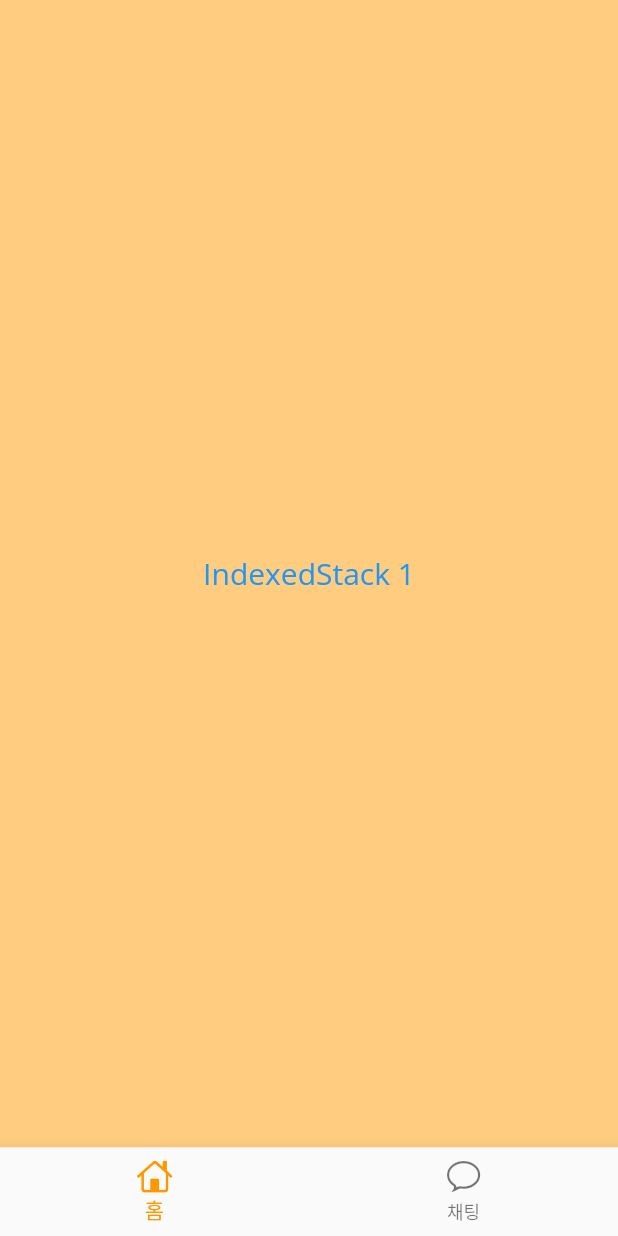
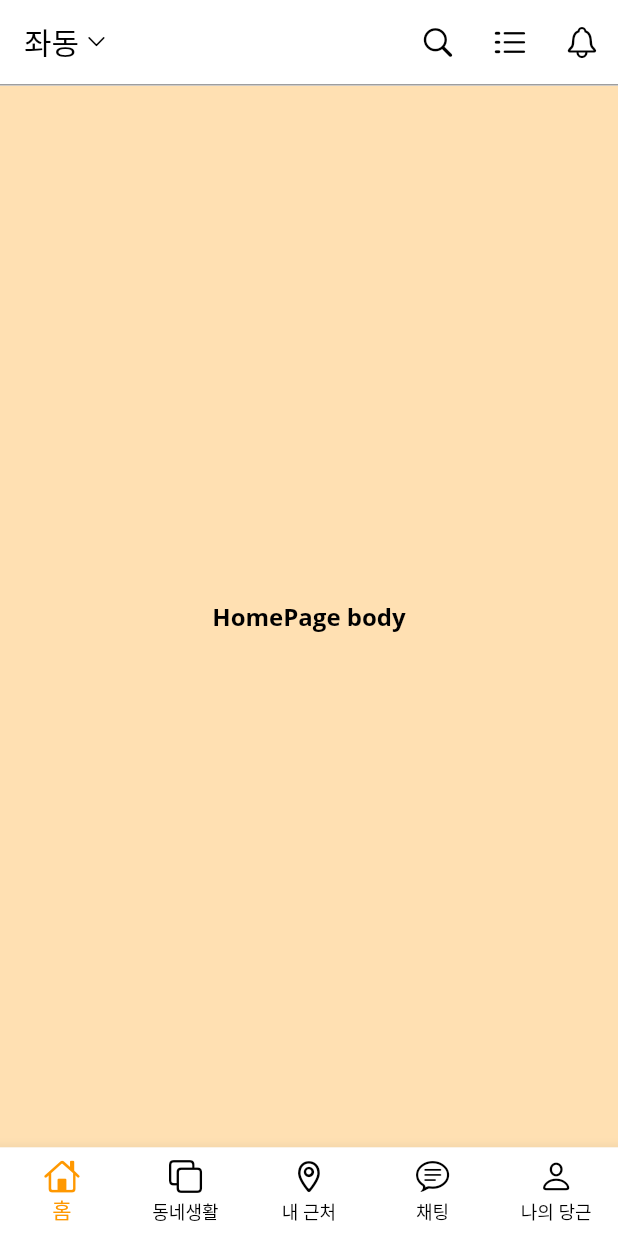
Before and after one commit to jinsa004/carrot_market, a Flutter app: the screen it shows after launch, on a phone screen of 412 x 824 dp. Run offline on Flutter 3.47's test engine with Material 2 defaults, Android fonts, the phone set to English and light mode, and no system bars; our stand-ins replace font_awesome_flutter, google_fonts.

Commit message:
당근마켓 바텀네비게이터바 설정 및 홈페이지 설계중

```diff
--- /dev/null
+++ b/lib/view/pages/main/home/home_page.dart
@@ -0,0 +1,39 @@
+import 'package:carrot_market/theme.dart';
+import 'package:flutter/cupertino.dart';
+import 'package:flutter/material.dart';
+
+class HomePage extends StatelessWidget {
+  const HomePage({Key? key}) : super(key: key);
+
+  @override
+  Widget build(BuildContext context) {
+    return Scaffold(
+      appBar: AppBar(
+          title: Row(
+            children: [
+              Text("좌동"),
+              SizedBox(width: 4.0),
+              Icon(CupertinoIcons.chevron_down, size: 15),
+            ],
+          ),
+          actions: [
+            IconButton(onPressed: () {}, icon: Icon(CupertinoIcons.search)),
+            IconButton(onPressed: () {}, icon: Icon(CupertinoIcons.list_dash)),
+            IconButton(onPressed: () {}, icon: Icon(CupertinoIcons.bell))
+          ],
+          bottom: PreferredSize(
+            preferredSize: Size.fromHeight(1),
+            child: Divider(thickness: 1, height: 1, color: Colors.grey),
+          )),
+      body: Container(
+        color: Colors.orange[100],
+        child: Center(
+          child: Text(
+            "HomePage body",
+            style: textTheme().headline2,
+          ),
+        ),
+      ),
+    );
+  }
+}
--- a/lib/view/pages/main/main_page.dart
+++ b/lib/view/pages/main/main_page.dart
@@ -1,3 +1,9 @@
+import 'package:carrot_market/models/neighborhood_life.dart';
+import 'package:carrot_market/view/pages/main/chatting/chatting_page.dart';
+import 'package:carrot_market/view/pages/main/home/home_page.dart';
+import 'package:carrot_market/view/pages/main/my_carrot/my_carrot_page.dart';
+import 'package:carrot_market/view/pages/main/near_me/near_me_page.dart';
+import 'package:carrot_market/view/pages/main/neighborhood_life/neighborhood_life_page.dart';
 import 'package:flutter/cupertino.dart';
 import 'package:flutter/material.dart';
 
@@ -23,24 +29,11 @@ class _MainPageState extends State<MainPage> {
     return IndexedStack(
       index: _selectedIndex,
       children: [
-        Container(
-          color: Colors.orange[200],
-          child: Center(
-            child: Text(
-              "IndexedStack 1",
-              style: TextStyle(fontSize: 20, color: Colors.blue),
-            ),
-          ),
-        ),
-        Container(
-          color: Colors.redAccent[200],
-          child: Center(
-            child: Text(
-              "IndexedStack 2",
-              style: TextStyle(fontSize: 20, color: Colors.blue),
-            ),
-          ),
-        )
+        HomePage(),
+        NeighborhoodLifePage(),
+        NearMePage(),
+        ChattingPage(),
+        MyCarrotPage(),
       ],
     );
   }
@@ -54,14 +47,11 @@ class _MainPageState extends State<MainPage> {
       },
       currentIndex: _selectedIndex,
       items: [
-        BottomNavigationBarItem(
-          label: "홈",
-          icon: Icon(CupertinoIcons.home),
-        ),
-        BottomNavigationBarItem(
-          label: "채팅",
-          icon: Icon(CupertinoIcons.chat_bubble),
-        ),
+        BottomNavigationBarItem(label: "홈", icon: Icon(CupertinoIcons.home)),
+        BottomNavigationBarItem(label: "동네생활", icon: Icon(CupertinoIcons.square_on_square)),
+        BottomNavigationBarItem(label: "내 근처", icon: Icon(CupertinoIcons.placemark)),
+        BottomNavigationBarItem(label: "채팅", icon: Icon(CupertinoIcons.chat_bubble_text)),
+        BottomNavigationBarItem(label: "나의 당근", icon: Icon(CupertinoIcons.person)),
       ],
     );
   }
```
Also changed, not shown: lib/theme.dart (+8 -3 lines), lib/view/pages/main/chatting/chatting_page.dart (added, +12 -0 lines), lib/view/pages/main/my_carrot/my_carrot_page.dart (added, +12 -0 lines), lib/view/pages/main/near_me/near_me_page.dart (added, +12 -0 lines), lib/view/pages/main/neighborhood_life/neighborhood_life_page.dart (added, +12 -0 lines).
